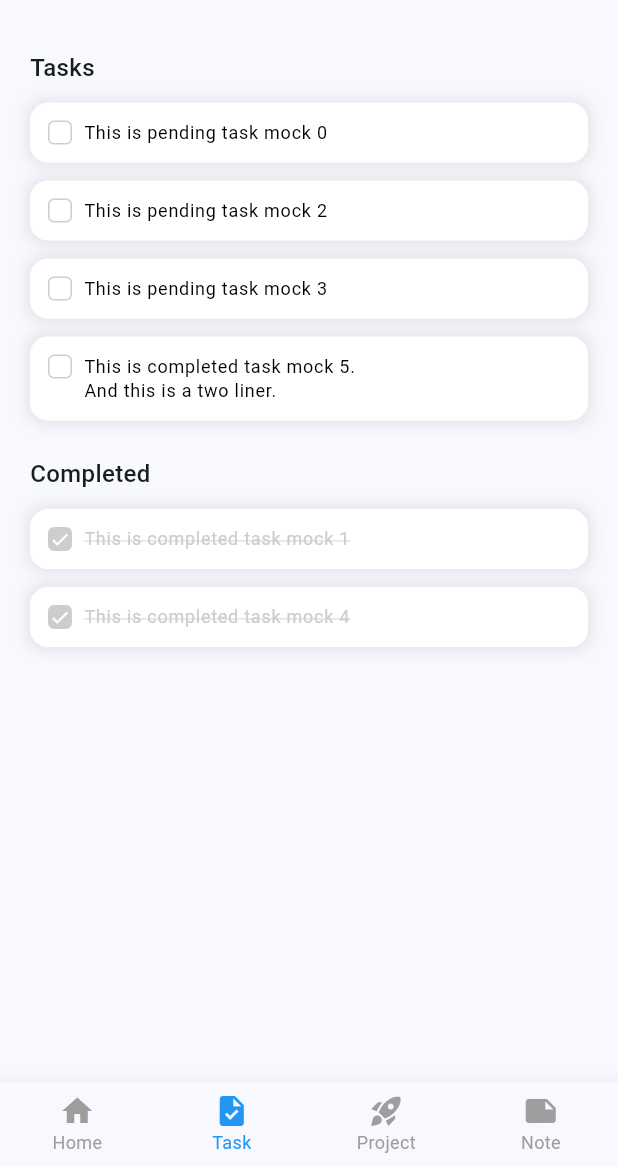
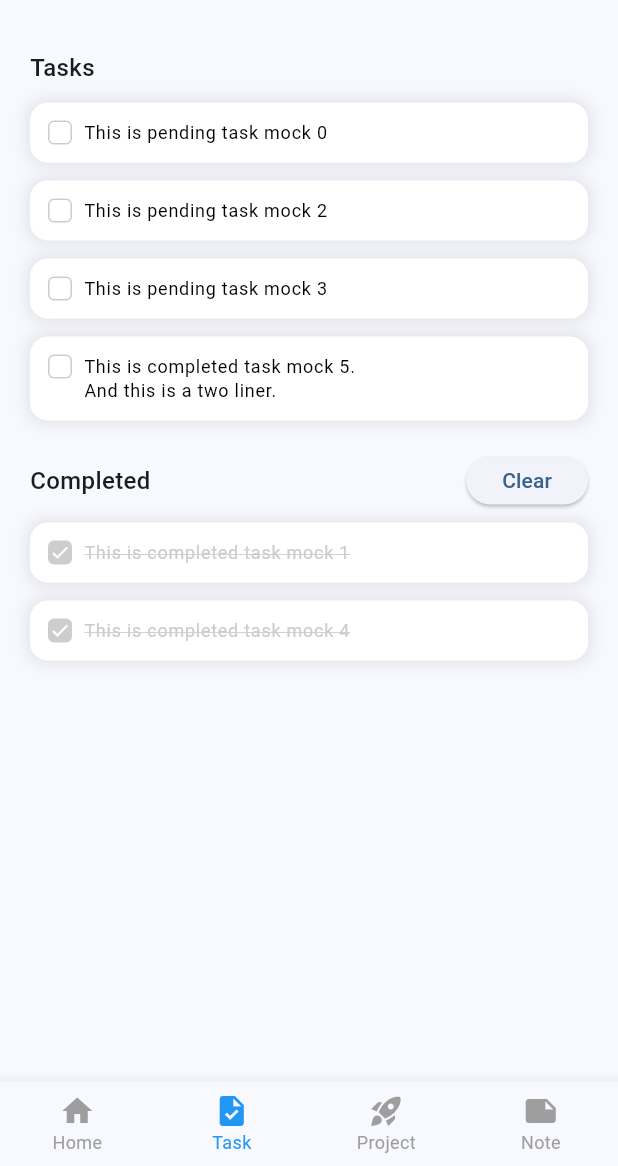
Before and after one commit to jeaniecho/organizly_app, a Flutter app: the screen it shows after launch, item 2 of the bottom bar chosen, on a phone screen of 412 x 824 dp, the part 70-1236 px from its top. Run offline on Flutter 3.47's test engine with Material 2 defaults, Android fonts, the phone set to English and light mode, and no system bars; our stand-ins replace rxdart.

Commit message:
clear completed tasks

```diff
--- a/lib/pages/base/task_page.dart
+++ b/lib/pages/base/task_page.dart
@@ -89,12 +89,26 @@ class CompletedTasks extends StatelessWidget {
     return Column(
       crossAxisAlignment: CrossAxisAlignment.start,
       children: [
+        Row(
+          mainAxisAlignment: MainAxisAlignment.spaceBetween,
+          children: [
             const Text(
               'Completed',
               style: TextStyle(
                 fontSize: 16,
                 fontWeight: FontWeight.w500,
               ),
+            ),
+            SizedBox(
+              height: 32,
+              child: ElevatedButton(
+                onPressed: () {
+                  taskBloc.clearCompletedTasks();
+                },
+                child: const Text('Clear'),
+              ),
+            ),
+          ],
         ),
         const SizedBox(height: 12),
         StreamBuilder(
```
Lines whose indentation alone changed are shown as unchanged.
